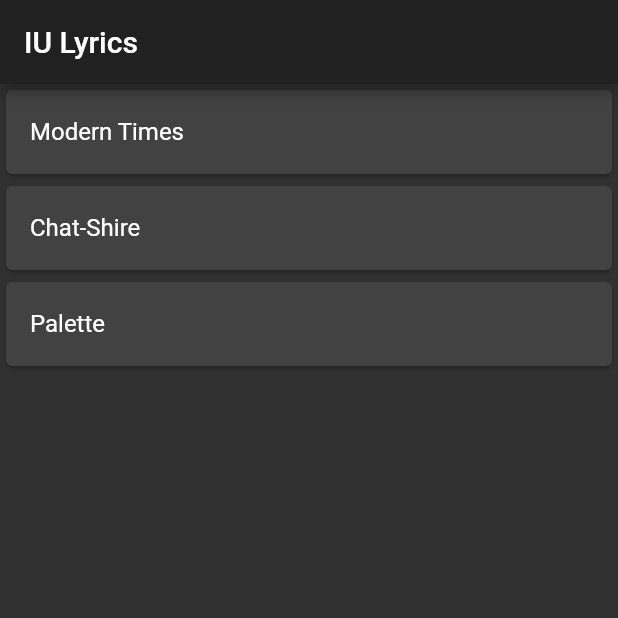
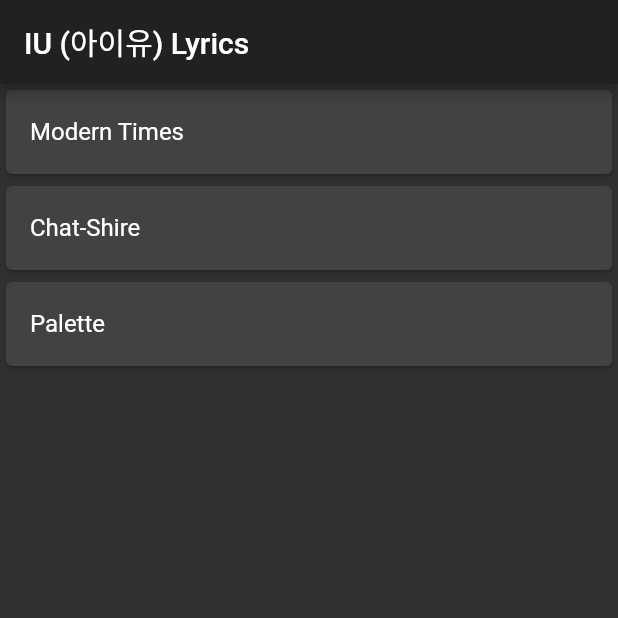
Before and after one commit to airicbear/iu_lyrics, a Flutter app: the screen it shows after launch, on a phone screen of 412 x 824 dp, the top half of it. Run offline on Flutter 3.47's test engine with Material 2 defaults, Android fonts, the phone set to English and light mode, and no system bars.

```diff
--- a/lib/main.dart
+++ b/lib/main.dart
@@ -7,11 +7,11 @@
   @override
   Widget build(BuildContext context) {
     return MaterialApp(
-      title: 'IU Lyrics',
+      title: 'IU (아이유) Lyrics',
       theme: ThemeData(
         brightness: Brightness.dark,
       ),
-      home: Albums(title: 'IU Lyrics'),
+      home: Albums(title: 'IU (아이유) Lyrics'),
     );
   }
 }
```
Also changed, not shown: lib/pages/home/home.dart (+14 -7 lines).
